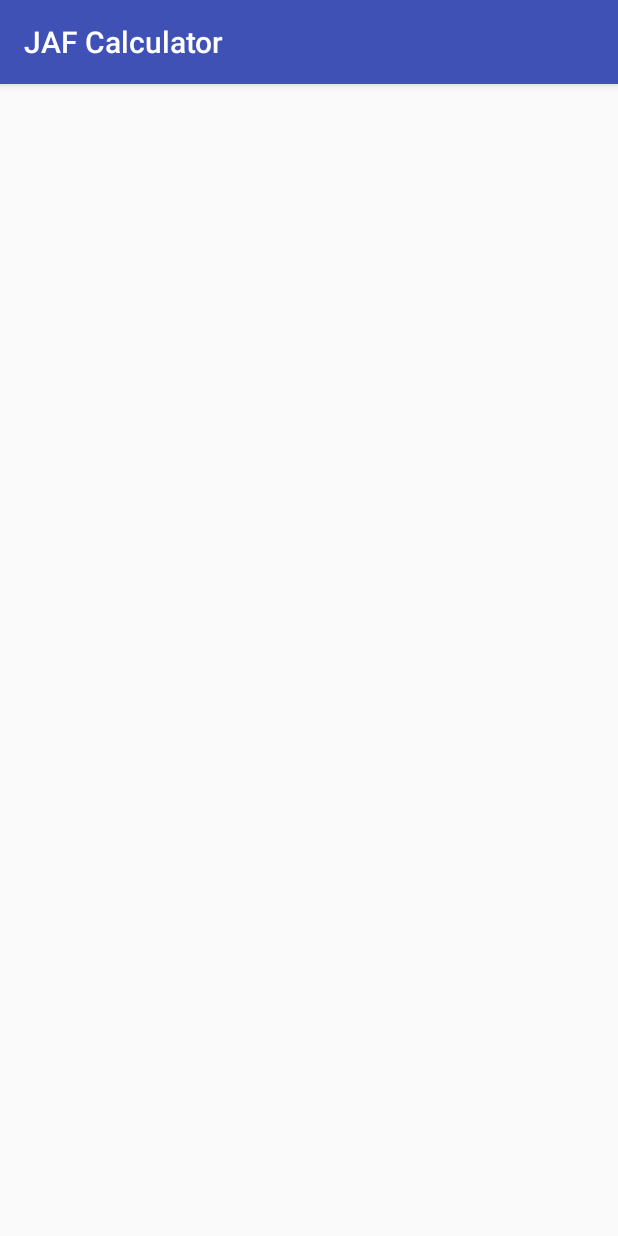
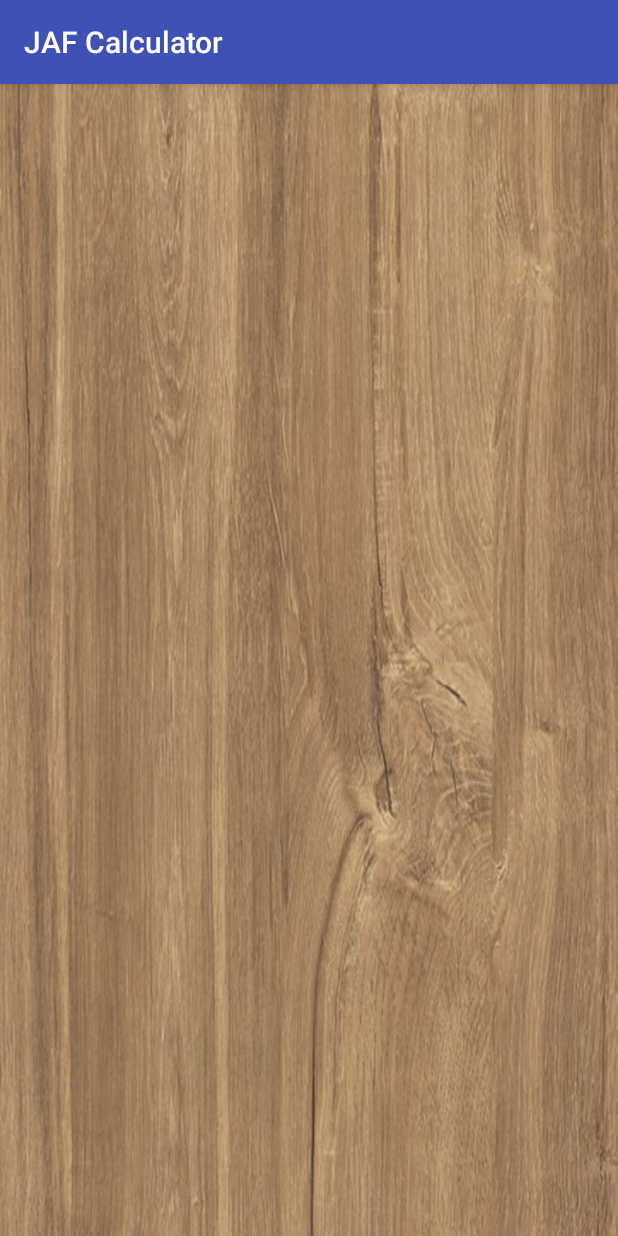
Before and after one commit to andrequs/Calculator, an Android app: the fragment MainFragment shown on its own in the app's theme, on a phone screen of 412 x 824 dp. Run offline under Robolectric (Android 15) with nearby library versions, the phone set to English and light mode, and no system bars; our stand-ins replace ButterKnife.

Commit message:
Added fragment support

```diff
--- a/app/src/main/java/com/example/admin/nyproject/core/BaseFragment.java
+++ b/app/src/main/java/com/example/admin/nyproject/core/BaseFragment.java
@@ -10,10 +10,18 @@ import androidx.annotation.NonNull;
 import androidx.annotation.Nullable;
 import androidx.fragment.app.Fragment;
 
+import butterknife.Unbinder;
+
 public abstract class BaseFragment extends Fragment {
+
+    @Nullable
+    private Unbinder mUnBinder;
 
     @LayoutRes
     protected abstract int getLayoutId();
+
+    @NonNull
+    protected abstract Unbinder bindView(@NonNull View view);
 
     protected abstract void initView();
 
@@ -21,7 +29,9 @@ public abstract class BaseFragment extends Fragment {
     @Nullable
     @Override
     public View onCreateView(@NonNull LayoutInflater inflater, @Nullable ViewGroup container, @Nullable Bundle savedInstanceState) {
-        return inflater.inflate(getLayoutId(), container, false);
+        View view = inflater.inflate(getLayoutId(), container, false);
+        mUnBinder = bindView(view);
+        return view;
     }
 
     @Override
@@ -29,5 +39,13 @@ public abstract class BaseFragment extends Fragment {
         super.onViewCreated(view, savedInstanceState);
         initView();
     }
+
+    @Override
+    public void onDestroyView() {
+        super.onDestroyView();
+        if (mUnBinder != null) {
+            mUnBinder.unbind();
+        }
+    }
     //endregion
 }
--- a/app/src/main/java/com/example/admin/nyproject/ui/fragments/MainFragment.java
+++ b/app/src/main/java/com/example/admin/nyproject/ui/fragments/MainFragment.java
@@ -1,9 +1,15 @@
 package com.example.admin.nyproject.ui.fragments;
 
+import android.view.View;
+
 import androidx.annotation.LayoutRes;
+import androidx.annotation.NonNull;
 
 import com.example.admin.nyproject.R;
 import com.example.admin.nyproject.core.BaseFragment;
+
+import butterknife.ButterKnife;
+import butterknife.Unbinder;
 
 public class MainFragment extends BaseFragment {
 
@@ -14,6 +20,12 @@ public class MainFragment extends BaseFragment {
         return R.layout.fragment_main;
     }
 
+    @NonNull
+    @Override
+    protected Unbinder bindView(@NonNull View view) {
+        return ButterKnife.bind(this, view);
+    }
+
     @Override
     protected void initView() {
 
--- a/app/src/main/res/layout/fragment_main.xml
+++ b/app/src/main/res/layout/fragment_main.xml
@@ -1,6 +1,9 @@
 <?xml version="1.0" encoding="utf-8"?>
-<LinearLayout xmlns:android="http://schemas.android.com/apk/res/android"
-    android:orientation="vertical" android:layout_width="match_parent"
-    android:layout_height="match_parent">
+<androidx.constraintlayout.widget.ConstraintLayout xmlns:android="http://schemas.android.com/apk/res/android"
+    android:layout_width="match_parent"
+    android:layout_height="match_parent"
+    android:background="@drawable/backgroundwood"
+    android:gravity="center">
 
-</LinearLayout>
+
+</androidx.constraintlayout.widget.ConstraintLayout>
```
Also changed, not shown: app/src/main/java/com/example/admin/nyproject/core/BaseActivity.java (added, +21 -0 lines), app/src/main/java/com/example/admin/nyproject/ui/fragments/SettingsFragment.java (+12 -0 lines).
